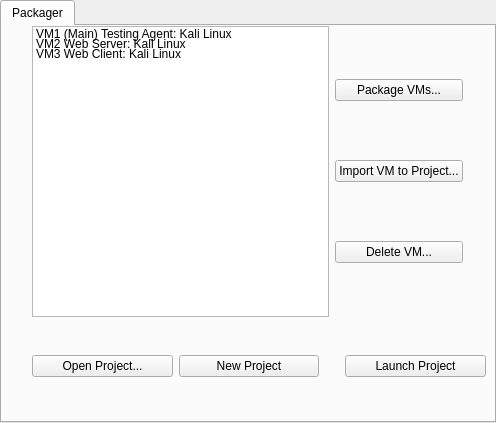
Old version of the form UI/PackagerWidget.ui in the repository aleonal/ABS.
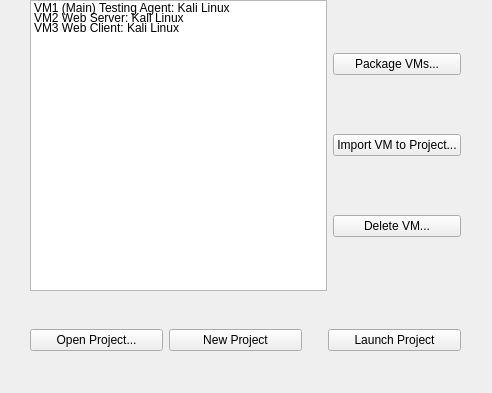
New version of the form.

Commit message: Implemented Packager widget into main window tabs

Diff of the .ui file:
```diff
--- a/UI/PackagerWidget.ui
+++ b/UI/PackagerWidget.ui
@@ -1,25 +1,18 @@
 <?xml version="1.0" encoding="UTF-8"?>
 <ui version="4.0">
- <class>PackagerTab</class>
- <widget class="QTabWidget" name="PackagerTab">
+ <class>Widget</class>
+ <widget class="QWidget" name="Widget">
   <property name="geometry">
    <rect>
     <x>0</x>
     <y>0</y>
-    <width>496</width>
-    <height>423</height>
+    <width>492</width>
+    <height>393</height>
    </rect>
   </property>
   <property name="windowTitle">
    <string>Packager</string>
   </property>
-  <property name="currentIndex">
-   <number>0</number>
-  </property>
-  <widget class="QWidget" name="Packager">
-   <attribute name="title">
-    <string>Packager</string>
-   </attribute>
    <widget class="QWidget" name="horizontalLayoutWidget">
     <property name="geometry">
      <rect>
@@ -120,7 +113,7 @@
      <rect>
       <x>0</x>
       <y>290</y>
-      <width>514</width>
+     <width>491</width>
       <height>101</height>
      </rect>
     </property>
@@ -166,7 +159,6 @@
       </widget>
      </item>
     </layout>
-   </widget>
   </widget>
  </widget>
  <resources/>
```
Left out of the diff: 2 changed lines with no effect on the pictures. Lines whose indentation alone changed are shown as unchanged. The commit also changes 9 other files.
